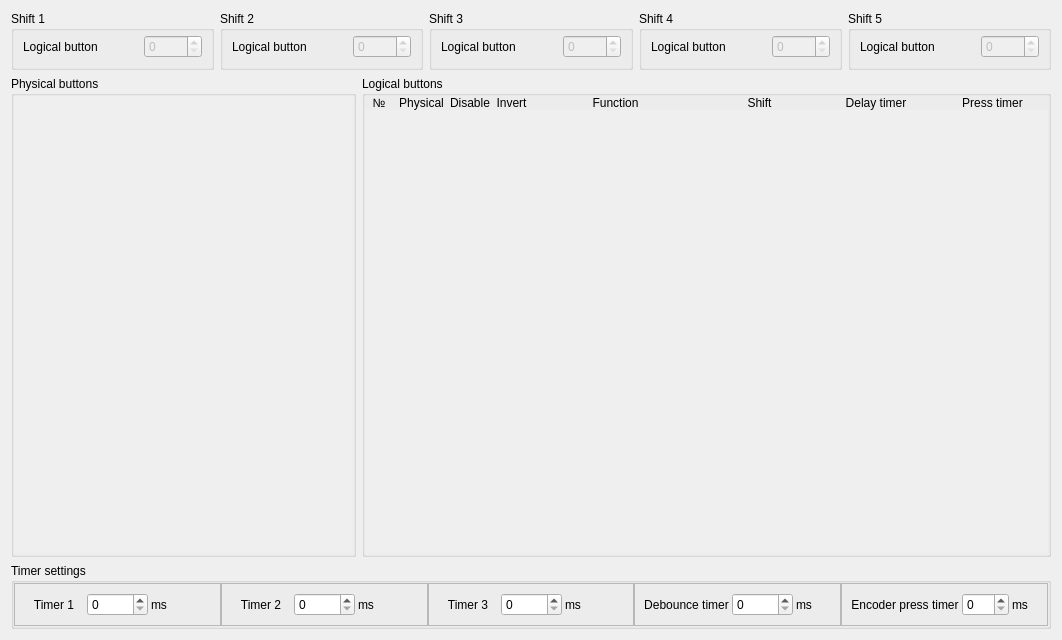
Above: widgets/buttonconfig.ui from FreeJoy-Team/FreeJoyConfiguratorQt before the change. Below: the same form after it.
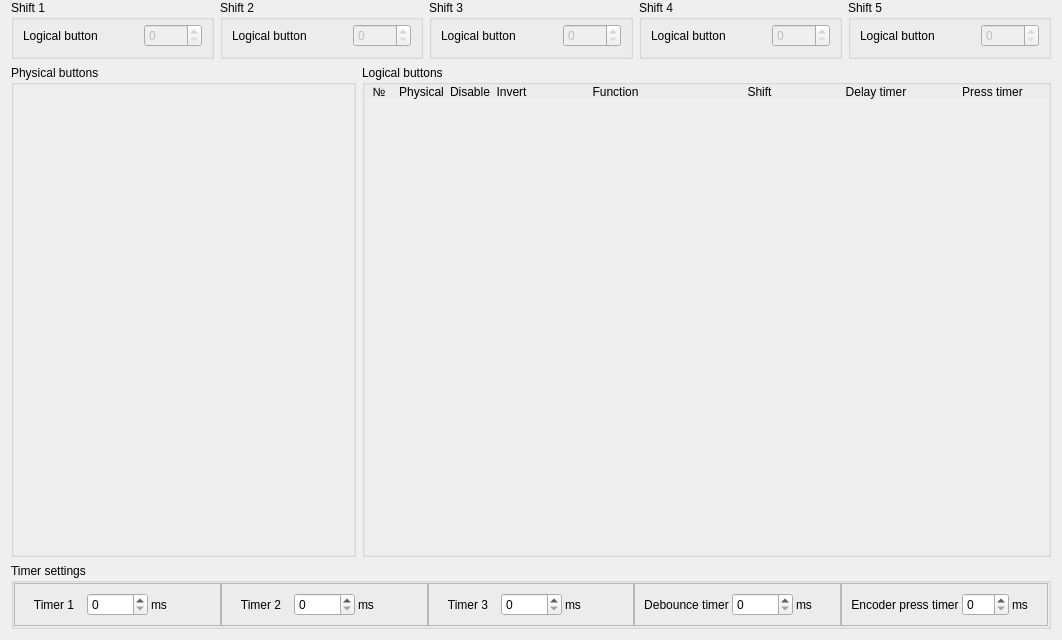
That is the form after the change.

Commit message: Window settings

What changed in the file:
```diff
--- a/widgets/buttonconfig.ui
+++ b/widgets/buttonconfig.ui
@@ -20,6 +20,9 @@
    <string>Form</string>
   </property>
   <layout class="QGridLayout" name="gridLayout" rowstretch="1,10,1" columnstretch="5,10">
+   <property name="topMargin">
+    <number>0</number>
+   </property>
    <item row="0" column="0" colspan="2">
     <layout class="QHBoxLayout" name="horizontalLayout">
      <property name="rightMargin">
@@ -290,7 +293,7 @@
            <x>0</x>
            <y>0</y>
            <width>690</width>
-           <height>477</height>
+           <height>485</height>
           </rect>
          </property>
          <layout class="QVBoxLayout" name="layoutV_LogicalButton">
@@ -357,7 +360,7 @@
            <x>0</x>
            <y>0</y>
            <width>344</width>
-           <height>490</height>
+           <height>498</height>
           </rect>
          </property>
          <layout class="QGridLayout" name="layoutG_PhysicalButton"/>
```
The commit also changes 5 other files.
